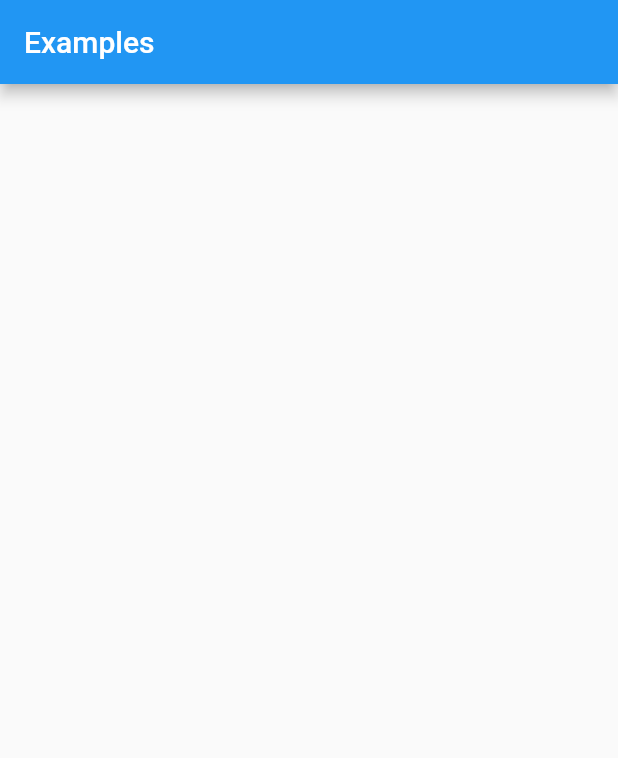
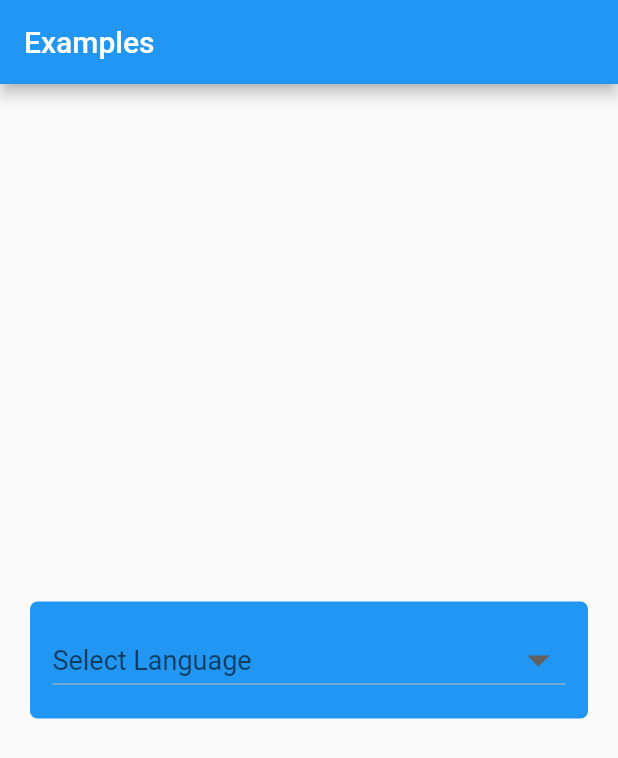
Before and after one commit to MalakEsmail/Examples, a Flutter app: the screen it shows after launch, on a phone screen of 412 x 824 dp. Shown: the top 758 px of the screen. Run offline on Flutter 3.47's test engine with Material 2 defaults, Android fonts, the phone set to English and light mode, and no system bars; our stand-ins replace cloud_firestore; accounts and stored records are empty.

Commit message:
dropDownButton Example

```diff
--- /dev/null
+++ b/lib/drop_down_but.dart
@@ -0,0 +1,44 @@
+import 'package:flutter/material.dart';
+
+class DropDownBut extends StatefulWidget {
+  @override
+  _DropDownButState createState() => _DropDownButState();
+}
+
+class _DropDownButState extends State<DropDownBut> {
+  String _selectedValue;
+  List _namesList = ["Java", "C++", "Dart", "C", "Python"];
+
+  @override
+  Widget build(BuildContext context) {
+    return Scaffold(
+      body: Center(
+        child: Container(
+          padding: EdgeInsets.all(15),
+          decoration: BoxDecoration(
+              borderRadius: BorderRadius.circular(5), color: Colors.blue),
+          child: DropdownButton(
+              // value .. items.. onChange
+              hint: Text('Select Language'),
+              dropdownColor: Colors.blueGrey,
+              isExpanded: true,
+              elevation: 5,
+              iconSize: 36,
+              style: TextStyle(color: Colors.pink, fontSize: 18.0),
+              value: _selectedValue,
+              items: _namesList.map((value) {
+                return DropdownMenuItem(
+                  child: Text(value),
+                  value: value,
+                );
+              }).toList(),
+              onChanged: (val) {
+                setState(() {
+                  _selectedValue = val;
+                });
+              }),
+        ),
+      ),
+    );
+  }
+}
--- a/lib/main.dart
+++ b/lib/main.dart
@@ -1,3 +1,4 @@
+import 'package:examples/drop_down_but.dart';
 import 'package:examples/list_view.dart';
 import 'package:flutter/material.dart';
 
@@ -20,7 +21,7 @@ class _MyAppState extends State<MyApp> {
         appBar: AppBar(
           title: Text('Examples'),
         ),
-        body: Container(padding: EdgeInsets.all(20), child: ListViewEx()),
+        body: Container(padding: EdgeInsets.all(20), child: DropDownBut()),
       ),
     );
   }
```
